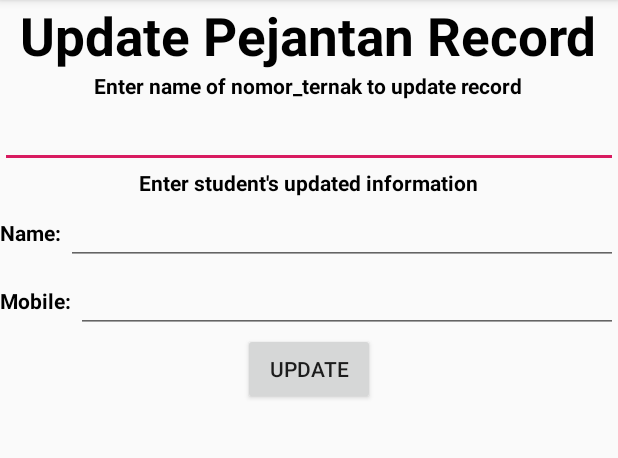
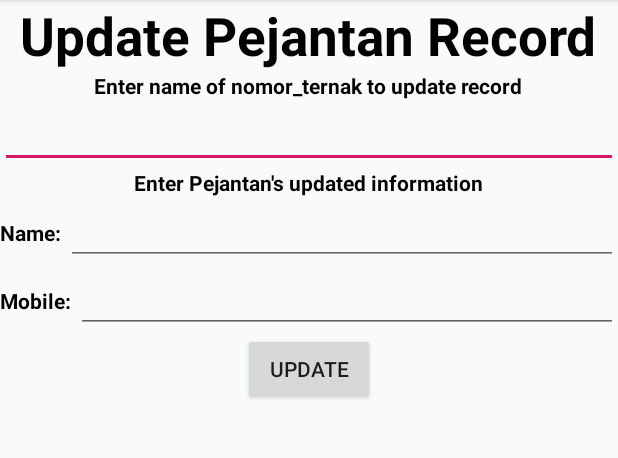
Before and after one commit to v13nr2/SQLite, an Android app: the UpdatePejantanActivity screen opened directly, with no data from a screen before it, on a phone screen of 412 x 824 dp, the part 84-542 px from its top. Run offline under Robolectric (Android 15) with nearby library versions, the phone set to English and light mode, and no system bars.

Commit message:
Update activity_update_pejantan.xml

```diff
--- a/app/src/main/res/layout/activity_update_pejantan.xml
+++ b/app/src/main/res/layout/activity_update_pejantan.xml
@@ -31,7 +31,7 @@
         android:layout_width="wrap_content"
         android:layout_height="wrap_content"
         android:layout_gravity="center"
-        android:text="Enter student's updated information"
+        android:text="Enter Pejantan's updated information"
         android:textColor="#000000"
         android:textStyle="bold" />
 
```
